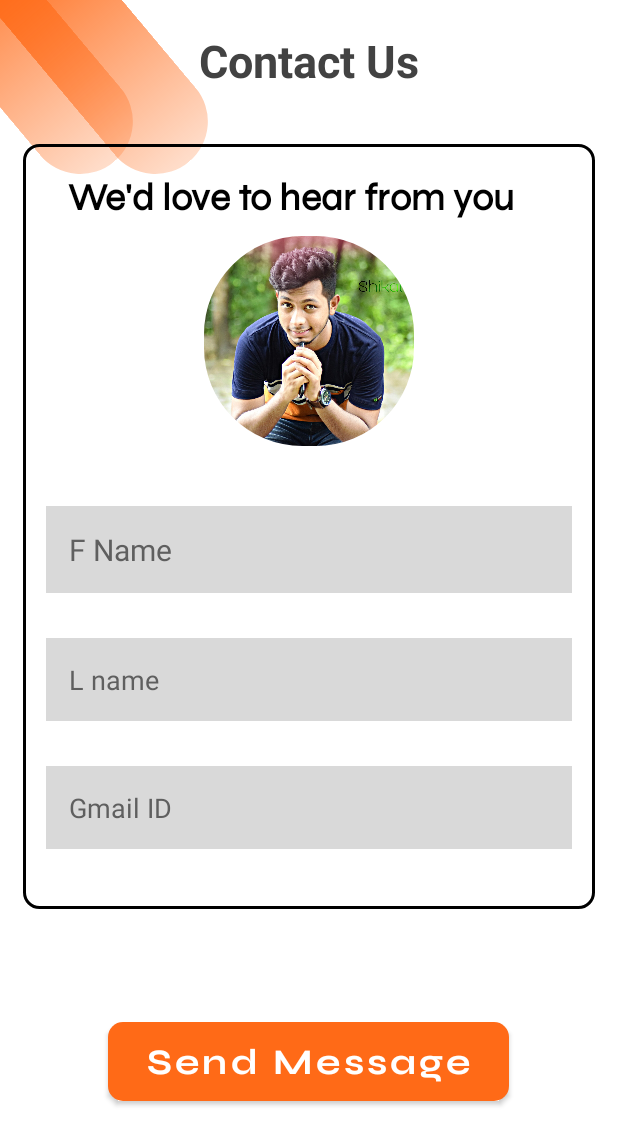
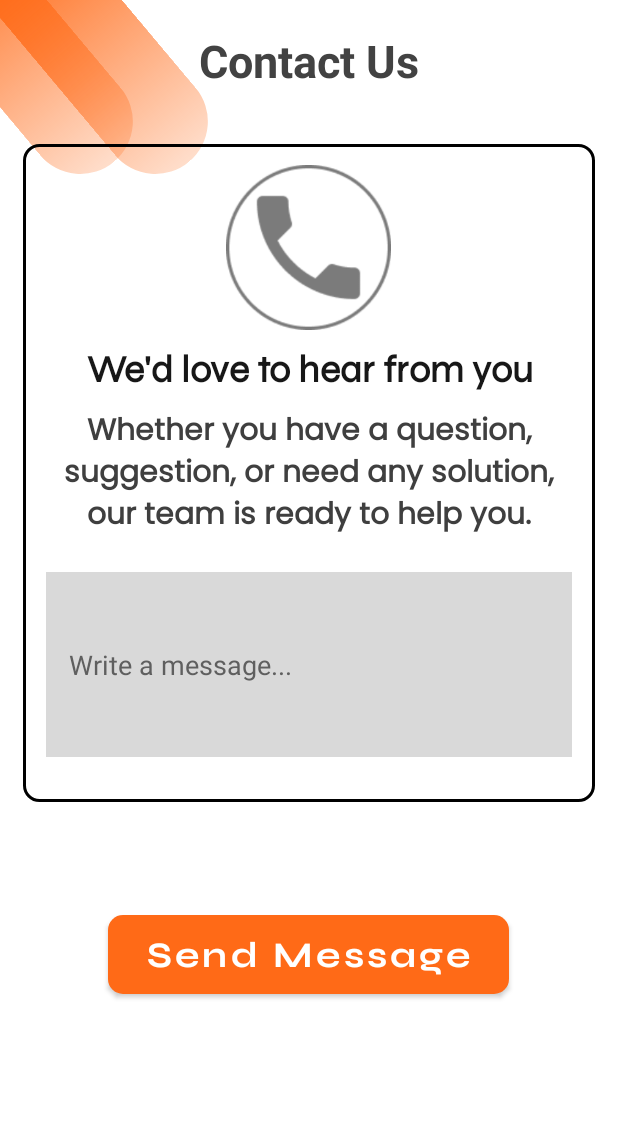
Before and after one commit to Shahbibek/Ansopedia, an Android app: the ContactUsActivity screen opened directly, with no data from a screen before it, on a phone screen of 412 x 824 dp. Shown: the top 1145 px of the screen. Run offline under Robolectric (Android 15) with nearby library versions, the phone set to English and light mode, and no system bars; network calls fail.

Commit message:
Contat us updated

```diff
--- a/app/src/main/java/com/example/ansopedia/Model/SharedPrefManager.java
+++ b/app/src/main/java/com/example/ansopedia/Model/SharedPrefManager.java
@@ -104,6 +104,8 @@ public class SharedPrefManager {
             public void onFailure(Call<Boolean> call, Throwable t) {
                 editor.clear();
                 editor.apply();
+                mCtx.startActivity(new Intent(mCtx, SignInActivity.class));
+                ((Activity) mCtx).finish();
             }
         });
 
--- a/app/src/main/java/com/example/ansopedia/MyProfileActivity.java
+++ b/app/src/main/java/com/example/ansopedia/MyProfileActivity.java
@@ -2,13 +2,50 @@ package com.example.ansopedia;
 
 import androidx.appcompat.app.AppCompatActivity;
 
+import android.content.Intent;
 import android.os.Bundle;
+import android.view.View;
+import android.widget.Button;
+import android.widget.LinearLayout;
+import android.widget.TextView;
+
+import com.example.ansopedia.Model.SharedPrefManager;
+import com.example.ansopedia.Model.UserModel;
 
 public class MyProfileActivity extends AppCompatActivity {
-
+    private TextView tvUserName, tvUserEmail;
+    private Button btnLogout;
+    private LinearLayout llEditSetting;
+    UserModel userModel;
     @Override
     protected void onCreate(Bundle savedInstanceState) {
         super.onCreate(savedInstanceState);
         setContentView(R.layout.activity_my_profile);
+        intiViews();
+        userModel = SharedPrefManager.getInstance(this).getUser();
+        tvUserName.setText(userModel.getUserName());
+        tvUserEmail.setText(userModel.getEmail());
+
+        btnLogout.setOnClickListener(new View.OnClickListener() {
+            @Override
+            public void onClick(View view) {
+                SharedPrefManager.getInstance(MyProfileActivity.this).logout();
+            }
+        });
+
+        llEditSetting.setOnClickListener(new View.OnClickListener() {
+            @Override
+            public void onClick(View view) {
+                startActivity(new Intent(MyProfileActivity.this, EditProfileActivity.class));
+                finish();
+            }
+        });
+    }
+
+    private void intiViews() {
+        tvUserName = findViewById(R.id.userName);
+        tvUserEmail = findViewById(R.id.userEmail);
+        btnLogout = findViewById(R.id.logoutButton);
+        llEditSetting = findViewById(R.id.llEditSetting);
     }
 }
--- a/app/src/main/res/layout/activity_about_test.xml
+++ b/app/src/main/res/layout/activity_about_test.xml
@@ -4,7 +4,7 @@
     xmlns:tools="http://schemas.android.com/tools"
     android:layout_width="match_parent"
     android:layout_height="match_parent"
-    tools:context=".MainActivity">
+    tools:context=".AboutTestActivity">
     <RelativeLayout
         android:layout_width="match_parent"
         android:layout_height="wrap_content">
--- a/app/src/main/res/layout/activity_contact_us.xml
+++ b/app/src/main/res/layout/activity_contact_us.xml
@@ -56,99 +56,74 @@
             android:layout_marginBottom="15dp"
             android:background="@drawable/layout_border">
 
-<!--            &#45;&#45;&#45;&#45;-->
-
-            <com.google.android.material.textfield.TextInputEditText
-                android:id="@+id/address1"
-                android:layout_width="match_parent"
-                android:layout_height="wrap_content"
-                android:layout_below="@+id/imgChangeLayout"
-                android:layout_marginStart="15dp"
-                android:layout_marginTop="10dp"
-                android:layout_marginEnd="15dp"
-                android:layout_marginBottom="10dp"
-                android:background="@color/editText_bg"
-                android:drawablePadding="20dp"
-                android:fontFamily="verdana"
-                android:hint="F Name"
-                android:inputType="textPersonName"
-                android:padding="15dp"
-                android:textColorHint="@color/lightWhite"
-                android:textSize="20dp"
-                android:textStyle="normal"
-                tools:layout_editor_absoluteX="2dp" />
-
-            <com.google.android.material.textfield.TextInputEditText
-                android:id="@+id/address2"
-                android:layout_width="match_parent"
-                android:layout_height="wrap_content"
-                android:layout_below="@+id/address1"
-                android:layout_marginStart="15dp"
-                android:layout_marginTop="20dp"
-                android:layout_marginEnd="15dp"
-                android:layout_marginBottom="10dp"
-                android:background="@color/editText_bg"
-                android:drawablePadding="20dp"
-                android:fontFamily="verdana"
-                android:hint="L name"
-                android:inputType="phone"
-                android:padding="15dp"
-                android:textColorHint="@color/lightWhite"
-                android:textSize="18dp"
-                android:textStyle="normal"
-                tools:layout_editor_absoluteX="2dp" />
-
-            <com.google.android.material.textfield.TextInputEditText
-                android:id="@+id/pincode"
-                android:layout_width="match_parent"
-                android:layout_height="wrap_content"
-                android:layout_below="@+id/address2"
-                android:layout_marginStart="15dp"
-                android:layout_marginTop="20dp"
-                android:layout_marginEnd="15dp"
-                android:layout_marginBottom="40dp"
-                android:background="@color/editText_bg"
-                android:drawablePadding="20dp"
-                android:fontFamily="verdana"
-                android:hint="Gmail ID"
-                android:inputType="textEmailAddress"
-                android:padding="15dp"
-                android:textColorHint="@color/lightWhite"
-                android:textSize="18dp"
-                android:textStyle="normal"
-                tools:layout_editor_absoluteX="2dp" />
 
             <LinearLayout
-                android:id="@+id/imgChangeLayout"
                 android:layout_width="match_parent"
                 android:layout_height="match_parent"
-                android:layout_below="@+id/addHeading"
                 android:layout_marginTop="14dp"
                 android:layout_marginBottom="20dp"
                 android:gravity="center"
                 android:orientation="vertical">
 
+                <ImageView
+                    android:id="@+id/contactImg"
+                    android:layout_width="110dp"
+                    android:layout_height="110dp"
+                    app:layout_constraintBottom_toBottomOf="parent"
+                    app:layout_constraintEnd_toEndOf="parent"
+                    app:layout_constraintHorizontal_bias="0.5"
+                    app:layout_constraintStart_toStartOf="parent"
+                    app:layout_constraintTop_toTopOf="parent"
+                    app:layout_constraintVertical_bias="0.137"
+                    app:srcCompat="@drawable/contact_icon" />
+
                 <TextView
-                    android:id="@+id/addHeading"
+                    android:id="@+id/conHeading"
                     android:layout_width="match_parent"
                     android:layout_height="wrap_content"
-                    android:layout_below="@+id/imgChangeLayout"
-                    android:layout_marginStart="20dp"
-                    android:layout_marginTop="5dp"
+                    android:layout_below="@+id/contactImg"
+                    android:layout_marginTop="10dp"
                     android:fontFamily="@font/syne"
-                    android:gravity="start"
+                    android:gravity="center"
                     android:text="We'd love to hear from you"
-                    android:textColor="@color/black"
+                    android:textColor="#171717"
                     android:textSize="25sp"
                     android:textStyle="bold" />
 
-                <com.google.android.material.imageview.ShapeableImageView
-                    android:id="@+id/changeImg"
-                    android:layout_width="140dp"
-                    android:layout_height="140dp"
-                    android:layout_marginVertical="10dp"
-                    android:src="@drawable/shikat"
-                    app:shapeAppearanceOverlay="@style/roundimageview" />
+                <TextView
+                    android:id="@+id/conDesc"
+                    android:layout_width="match_parent"
+                    android:layout_height="wrap_content"
+                    android:layout_below="@+id/conHeading"
+                    android:layout_marginTop="10dp"
+                    android:layout_marginHorizontal="20dp"
+                    android:fontFamily="@font/poppins_regular"
+                    android:gravity="center"
+                    android:text="Whether you have a question, suggestion, or need any solution, our team is ready to help you."
+                    android:textColor="#3F3F3F"
+                    android:textSize="20sp"
+                    android:textStyle="bold" />
+
+                <com.google.android.material.textfield.TextInputEditText
+                    android:id="@+id/editText"
+                    android:layout_width="match_parent"
+                    android:layout_height="123dp"
+                    android:layout_below="@+id/conDesc"
+                    android:layout_marginStart="15dp"
+                    android:layout_marginTop="20dp"
+                    android:layout_marginEnd="15dp"
+                    android:layout_marginBottom="10dp"
+                    android:background="@color/editText_bg"
+                    android:drawablePadding="20dp"
+                    android:layout_gravity="center"
+                    android:fontFamily="verdana"
+                    android:hint="Write a message..."
+                    android:inputType="textPersonName"
+                    android:padding="15dp"
+                    android:textColorHint="@color/lightWhite"
+                    android:textSize="18dp"
+                    android:textStyle="normal"
+                    tools:layout_editor_absoluteX="2dp" />
 
             </LinearLayout>
 
--- a/app/src/main/res/layout/activity_edit_profile.xml
+++ b/app/src/main/res/layout/activity_edit_profile.xml
@@ -4,7 +4,7 @@
     xmlns:tools="http://schemas.android.com/tools"
     android:layout_width="match_parent"
     android:layout_height="match_parent"
-    tools:context=".MainActivity">
+    tools:context=".EditProfileActivity">
     <RelativeLayout
         android:layout_width="match_parent"
         android:layout_height="wrap_content">
--- a/app/src/main/res/layout/activity_my_profile.xml
+++ b/app/src/main/res/layout/activity_my_profile.xml
@@ -4,7 +4,7 @@
     xmlns:tools="http://schemas.android.com/tools"
     android:layout_width="match_parent"
     android:layout_height="match_parent"
-    tools:context=".MainActivity">
+    tools:context=".MyProfileActivity">
     <RelativeLayout
         android:id="@+id/rlMan"
         android:layout_width="match_parent"
@@ -278,6 +278,7 @@
                 android:layout_marginHorizontal="20dp"/>
 
             <LinearLayout
+                android:id="@+id/llEditSetting"
                 android:layout_width="match_parent"
                 android:layout_height="45dp"
                 android:layout_marginHorizontal="15dp"
```
